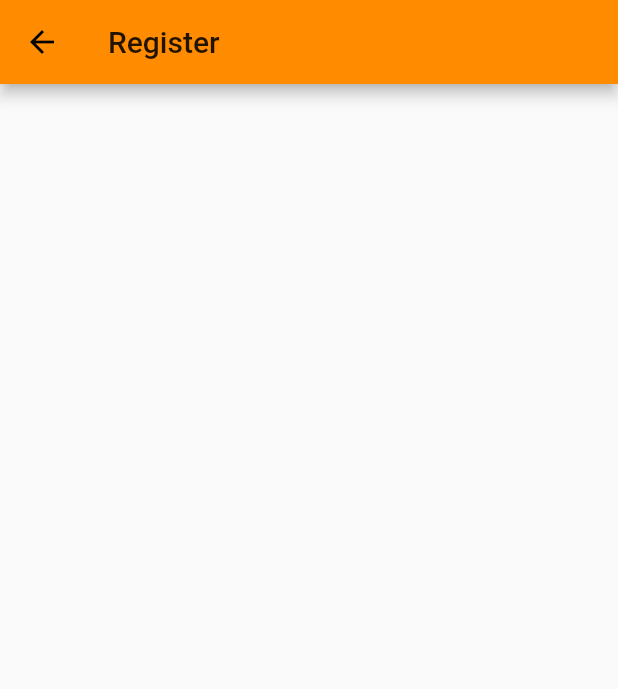
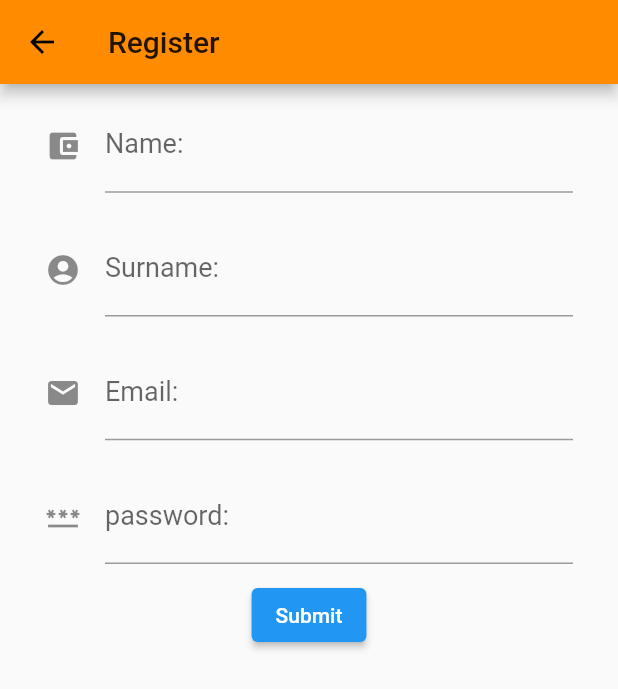
Before and after one commit to Mod00/mobilefirst, a Flutter app: the Register screen opened by its route, on a phone screen of 412 x 824 dp. Shown: the top 689 px of the screen. Run offline on Flutter 3.47's test engine with Material 2 defaults, Android fonts, the phone set to English and light mode, and no system bars; network calls fail.

Commit message:
กรอกข้อมูล

```diff
--- a/lib/config/constant.dart
+++ b/lib/config/constant.dart
@@ -6,3 +6,4 @@ const pColor = Color(0xFFFF8C00);
 const sColor = Color(0xFFFFA500);
 
 const sFont = 29.0;
+const sFontsize = 18;
--- a/lib/screen/register.dart
+++ b/lib/screen/register.dart
@@ -1,4 +1,6 @@
+import 'package:flutter/foundation.dart';
 import 'package:flutter/material.dart';
+import 'package:modflutter/config/constant.dart';
 
 class Register extends StatefulWidget {
   const Register({Key? key}) : super(key: key);
@@ -8,14 +10,143 @@ class Register extends StatefulWidget {
 }
 
 class _RegisterState extends State<Register> {
+  var name, surname, email, password;
+  final formkey = GlobalKey<FormState>();
   @override
   Widget build(BuildContext context) {
-    var size = MediaQuery.of(context).size;
-
-    return Scaffold(
-      appBar: AppBar(
-        title: Text('Register'),
+    return SafeArea(
+      child: Scaffold(
+        appBar: AppBar(
+          title: Text('Register'),
+        ),
+        body: Form(
+          key: formkey,
+          child: SingleChildScrollView(
+            child: Column(
+              children: [
+                txtName(),
+                txtSurname(),
+                txtEmail(),
+                txtpassword(),
+                btnSubmit(),
+              ],
+            ),
+          ),
+        ),
       ),
     );
   }
+
+  Widget txtName() {
+    return Container(
+      margin: EdgeInsets.fromLTRB(30, 10, 30, 10),
+      child: TextFormField(
+        style: TextStyle(
+          color: sColor,
+          fontSize: 18,
+        ),
+        decoration: InputDecoration(
+          labelText: "Name: ",
+          icon: Icon(Icons.account_balance_wallet),
+          hintText: 'Input your name',
+        ),
+        validator: (value) {
+          if (value!.length < 4) {
+            return 'กรุณากรอกข้อมูลมากกว่า 4 ตัว';
+          }
+        },
+        onSaved: (value) {
+          name = value!.trim();
+        },
+      ),
+    );
+  }
+
+  Widget txtSurname() {
+    return Container(
+      margin: EdgeInsets.fromLTRB(30, 10, 30, 10),
+      child: TextFormField(
+          style: TextStyle(
+            color: sColor,
+            fontSize: 18,
+          ),
+          decoration: InputDecoration(
+            labelText: "Surname: ",
+            icon: Icon(Icons.account_circle_sharp),
+            hintText: 'Input your Surname',
+          ),
+          validator: (value) {
+            if (value!.isEmpty) {
+              return 'กรุณากรอกข้อมูล';
+            } else if (value.length < 3) {
+              return 'กรุณากรอกข้อมูลมากกว่า 3 ตัว';
+            }
+          },
+          onSaved: (value) {
+            surname = value!.trim();
+          }),
+    );
+  }
+
+  Widget txtEmail() {
+    return Container(
+      margin: EdgeInsets.fromLTRB(30, 10, 30, 10),
+      child: TextFormField(
+          style: TextStyle(
+            color: sColor,
+            fontSize: 18,
+          ),
+          decoration: InputDecoration(
+            labelText: "Email: ",
+            icon: Icon(Icons.email),
+            hintText: 'Input your email',
+          ),
+          keyboardType: TextInputType.emailAddress,
+          validator: (value) {
+            if (!(value!.contains('@')) && (value.contains('.'))) {
+              return 'กรุณากรอกอีเมล์ให้ถูกต้อง';
+            }
+          },
+          onSaved: (value) {
+            email = value!.trim();
+          }),
+    );
+  }
+
+  Widget txtpassword() {
+    return Container(
+      margin: EdgeInsets.fromLTRB(30, 10, 30, 10),
+      child: TextFormField(
+          style: TextStyle(
+            color: sColor,
+            fontSize: 18,
+          ),
+          decoration: InputDecoration(
+            labelText: "password: ",
+            icon: Icon(Icons.password),
+            hintText: 'Input your password',
+          ),
+          obscureText: true,
+          keyboardType: TextInputType.visiblePassword,
+          onSaved: (value) {
+            password = value!.trim();
+          }),
+    );
+  }
+
+  Widget btnSubmit() {
+    return ElevatedButton(
+      child: Text('Submit'),
+      onPressed: () {
+        if (formkey.currentState!.validate()) {
+          print('สมัครเรียบร้อย');
+          formkey.currentState!.save();
+          print("ชื่อ: $name");
+          print("นามสกุล: $surname");
+          print("Email: $email");
+          print("Password: $password");
+        }
+      },
+    );
+  }
 }
```
